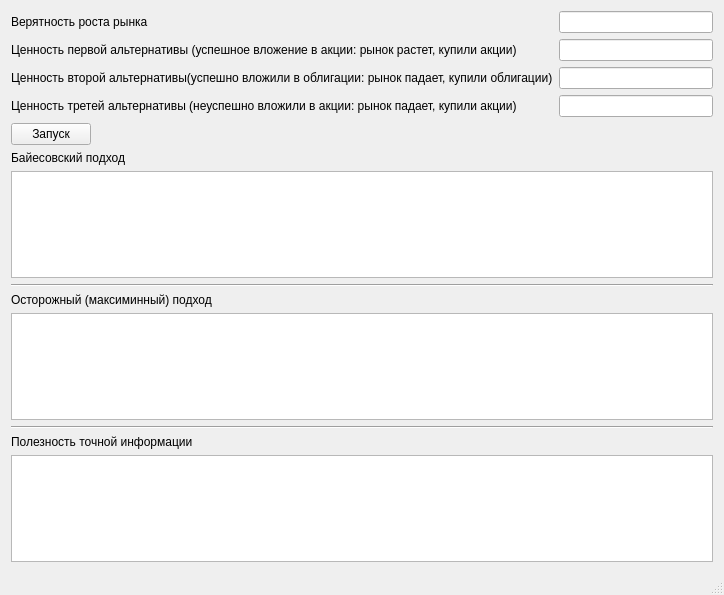
goodluckcompany/tpr, file mainwindow.ui: the form before one commit.
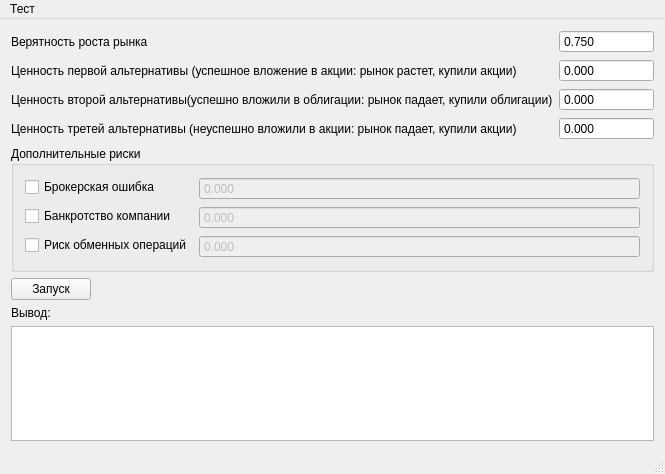
The form after the commit.

Commit message: add extra probability

What changed in the file:
```diff
--- a/mainwindow.ui
+++ b/mainwindow.ui
@@ -6,8 +6,8 @@
    <rect>
     <x>0</x>
     <y>0</y>
-    <width>724</width>
-    <height>595</height>
+    <width>665</width>
+    <height>474</height>
    </rect>
   </property>
   <property name="windowTitle">
@@ -24,9 +24,6 @@
         </property>
        </widget>
       </item>
-      <item row="0" column="1">
-       <widget class="QLineEdit" name="lineEdit"/>
-      </item>
       <item row="1" column="0">
        <widget class="QLabel" name="label_5">
         <property name="text">
@@ -34,9 +31,6 @@
         </property>
        </widget>
       </item>
-      <item row="1" column="1">
-       <widget class="QLineEdit" name="lineEdit1"/>
-      </item>
       <item row="2" column="0">
        <widget class="QLabel" name="label_6">
         <property name="text">
@@ -44,9 +38,6 @@
         </property>
        </widget>
       </item>
-      <item row="2" column="1">
-       <widget class="QLineEdit" name="lineEdit2"/>
-      </item>
       <item row="3" column="0">
        <widget class="QLabel" name="label_7">
         <property name="text">
@@ -54,11 +45,174 @@
         </property>
        </widget>
       </item>
+      <item row="0" column="1">
+       <widget class="QDoubleSpinBox" name="doubleSpinBox">
+        <property name="readOnly">
+         <bool>false</bool>
+        </property>
+        <property name="buttonSymbols">
+         <enum>QAbstractSpinBox::NoButtons</enum>
+        </property>
+        <property name="decimals">
+         <number>3</number>
+        </property>
+        <property name="maximum">
+         <double>1.000000000000000</double>
+        </property>
+        <property name="singleStep">
+         <double>0.010000000000000</double>
+        </property>
+        <property name="value">
+         <double>0.750000000000000</double>
+        </property>
+       </widget>
+      </item>
+      <item row="1" column="1">
+       <widget class="QDoubleSpinBox" name="doubleSpinBox_2">
+        <property name="buttonSymbols">
+         <enum>QAbstractSpinBox::NoButtons</enum>
+        </property>
+        <property name="decimals">
+         <number>3</number>
+        </property>
+        <property name="minimum">
+         <double>-9999999999999.000000000000000</double>
+        </property>
+        <property name="maximum">
+         <double>100000000000000000.000000000000000</double>
+        </property>
+       </widget>
+      </item>
+      <item row="2" column="1">
+       <widget class="QDoubleSpinBox" name="doubleSpinBox_3">
+        <property name="buttonSymbols">
+         <enum>QAbstractSpinBox::NoButtons</enum>
+        </property>
+        <property name="decimals">
+         <number>3</number>
+        </property>
+        <property name="minimum">
+         <double>-9999999999999.000000000000000</double>
+        </property>
+        <property name="maximum">
+         <double>100000000000000000.000000000000000</double>
+        </property>
+       </widget>
+      </item>
       <item row="3" column="1">
-       <widget class="QLineEdit" name="lineEdit3"/>
+       <widget class="QDoubleSpinBox" name="doubleSpinBox_4">
+        <property name="buttonSymbols">
+         <enum>QAbstractSpinBox::NoButtons</enum>
+        </property>
+        <property name="decimals">
+         <number>3</number>
+        </property>
+        <property name="minimum">
+         <double>-9999999999999.000000000000000</double>
+        </property>
+        <property name="maximum">
+         <double>100000000000000000.000000000000000</double>
+        </property>
+       </widget>
       </item>
      </layout>
     </item>
+    <item>
+     <widget class="QGroupBox" name="groupBox">
+      <property name="title">
+       <string>Дополнительные риски</string>
+      </property>
+      <layout class="QFormLayout" name="formLayout_2">
+       <item row="0" column="0">
+        <widget class="QCheckBox" name="checkBox">
+         <property name="text">
+          <string>Брокерская ошибка</string>
+         </property>
+        </widget>
+       </item>
+       <item row="0" column="1">
+        <widget class="QDoubleSpinBox" name="doubleSpinBox_5">
+         <property name="enabled">
+          <bool>false</bool>
+         </property>
+         <property name="buttonSymbols">
+          <enum>QAbstractSpinBox::NoButtons</enum>
+         </property>
+         <property name="decimals">
+          <number>3</number>
+         </property>
+         <property name="maximum">
+          <double>1.000000000000000</double>
+         </property>
+         <property name="singleStep">
+          <double>0.010000000000000</double>
+         </property>
+         <property name="value">
+          <double>0.000000000000000</double>
+         </property>
+        </widget>
+       </item>
+       <item row="1" column="0">
+        <widget class="QCheckBox" name="checkBox_2">
+         <property name="text">
+          <string>Банкротство компании</string>
+         </property>
+        </widget>
+       </item>
+       <item row="1" column="1">
+        <widget class="QDoubleSpinBox" name="doubleSpinBox_6">
+         <property name="enabled">
+          <bool>false</bool>
+         </property>
+         <property name="buttonSymbols">
+          <enum>QAbstractSpinBox::NoButtons</enum>
+         </property>
+         <property name="decimals">
+          <number>3</number>
+         </property>
+         <property name="maximum">
+          <double>1.000000000000000</double>
+         </property>
+         <property name="singleStep">
+          <double>0.010000000000000</double>
+         </property>
+         <property name="value">
+          <double>0.000000000000000</double>
+         </property>
+        </widget>
+       </item>
+       <item row="2" column="0">
+        <widget class="QCheckBox" name="checkBox_3">
+         <property name="text">
+          <string>Риск обменных операций</string>
+         </property>
+        </widget>
+       </item>
+       <item row="2" column="1">
+        <widget class="QDoubleSpinBox" name="doubleSpinBox_7">
+         <property name="enabled">
+          <bool>false</bool>
+         </property>
+         <property name="buttonSymbols">
+          <enum>QAbstractSpinBox::NoButtons</enum>
+         </property>
+         <property name="decimals">
+          <number>3</number>
+         </property>
+         <property name="maximum">
+          <double>1.000000000000000</double>
+         </property>
+         <property name="singleStep">
+          <double>0.010000000000000</double>
+         </property>
+         <property name="value">
+          <double>0.000000000000000</double>
+         </property>
+        </widget>
+       </item>
+      </layout>
+     </widget>
+    </item>
     <item>
      <layout class="QHBoxLayout" name="horizontalLayout">
       <item>
@@ -86,7 +240,7 @@
     <item>
      <widget class="QLabel" name="label">
       <property name="text">
-       <string>Байесовский подход</string>
+       <string>Вывод:</string>
       </property>
      </widget>
     </item>
@@ -97,48 +251,6 @@
       </property>
      </widget>
     </item>
-    <item>
-     <widget class="Line" name="line">
-      <property name="orientation">
-       <enum>Qt::Horizontal</enum>
-      </property>
-     </widget>
-    </item>
-    <item>
-     <widget class="QLabel" name="label_2">
-      <property name="text">
-       <string>Осторожный (максиминный) подход</string>
-      </property>
-     </widget>
-    </item>
-    <item>
-     <widget class="QPlainTextEdit" name="plainTextEdit2">
-      <property name="readOnly">
-       <bool>true</bool>
-      </property>
-     </widget>
-    </item>
-    <item>
-     <widget class="Line" name="line_2">
-      <property name="orientation">
-       <enum>Qt::Horizontal</enum>
-      </property>
-     </widget>
-    </item>
-    <item>
-     <widget class="QLabel" name="label_3">
-      <property name="text">
-       <string>Полезность точной информации</string>
-      </property>
-     </widget>
-    </item>
-    <item>
-     <widget class="QPlainTextEdit" name="plainTextEdit3">
-      <property name="readOnly">
-       <bool>true</bool>
-      </property>
-     </widget>
-    </item>
    </layout>
   </widget>
   <widget class="QMenuBar" name="menuBar">
@@ -146,10 +258,19 @@
     <rect>
      <x>0</x>
      <y>0</y>
-     <width>724</width>
+     <width>665</width>
      <height>21</height>
     </rect>
    </property>
+   <widget class="QMenu" name="menu">
+    <property name="title">
+     <string>Тест</string>
+    </property>
+    <addaction name="action"/>
+    <addaction name="action_2"/>
+    <addaction name="action_3"/>
+   </widget>
+   <addaction name="menu"/>
   </widget>
   <widget class="QStatusBar" name="statusBar"/>
  </widget>
```
Left out of the diff: 15 changed lines with no effect on the pictures. The commit also changes 2 other files.
